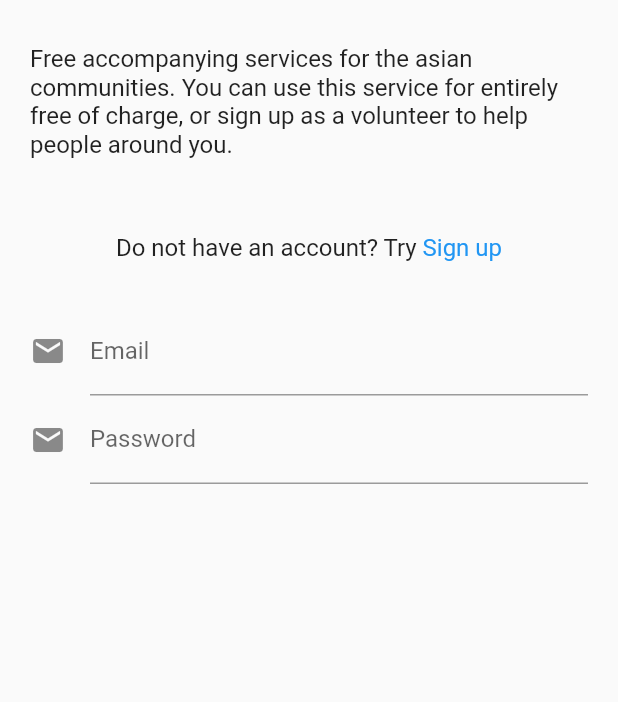
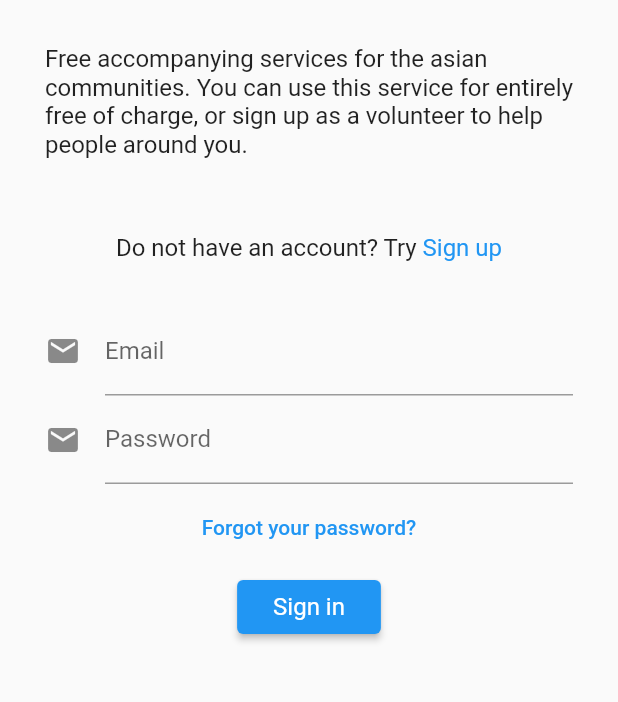
Before and after one commit to Yugue/aguardians, a Flutter app: the screen it shows after launch, on a phone screen of 412 x 824 dp, the part 209-911 px from its top. Run offline on Flutter 3.47's test engine with Material 2 defaults, Android fonts, the phone set to English and light mode, and no system bars; our stand-ins replace email_validator.

Commit message:
login page ui done

```diff
--- a/lib/widgets/log_in.dart
+++ b/lib/widgets/log_in.dart
@@ -8,7 +8,7 @@ class LoginSection extends StatelessWidget {
   @override
   Widget build(BuildContext context) {
     return Padding(
-      padding: const EdgeInsets.symmetric(horizontal: 20.0),
+      padding: const EdgeInsets.symmetric(horizontal: 30.0),
       child: SingleChildScrollView(
         padding: const EdgeInsets.symmetric(vertical: 0),
         child: Column(
@@ -37,8 +37,26 @@ class LoginSection extends StatelessWidget {
                 ),
               ),
             ),
-            EmailInputForm(),
-            PasswordInputForm(),
+            const EmailInputForm(),
+            const PasswordInputForm(),
+            Padding(
+              padding: const EdgeInsets.symmetric(vertical: 5.0),
+              child: TextButton(
+                onPressed: () {
+                  // TODO: add forgot your password based on the email address provided
+                },
+                child: const Text('Forgot your password?'),
+              ),
+            ),
+            ElevatedButton(
+              onPressed: () {
+                // Submit sign in to Firebase
+              },
+              child: Padding(
+                padding: const EdgeInsets.all(8.0),
+                child: Text('Sign in', style: Theme.of(context).textTheme.subtitle1!.copyWith(color: Colors.white)),
+              ),
+            ),
           ],
         ),
       ),
```
